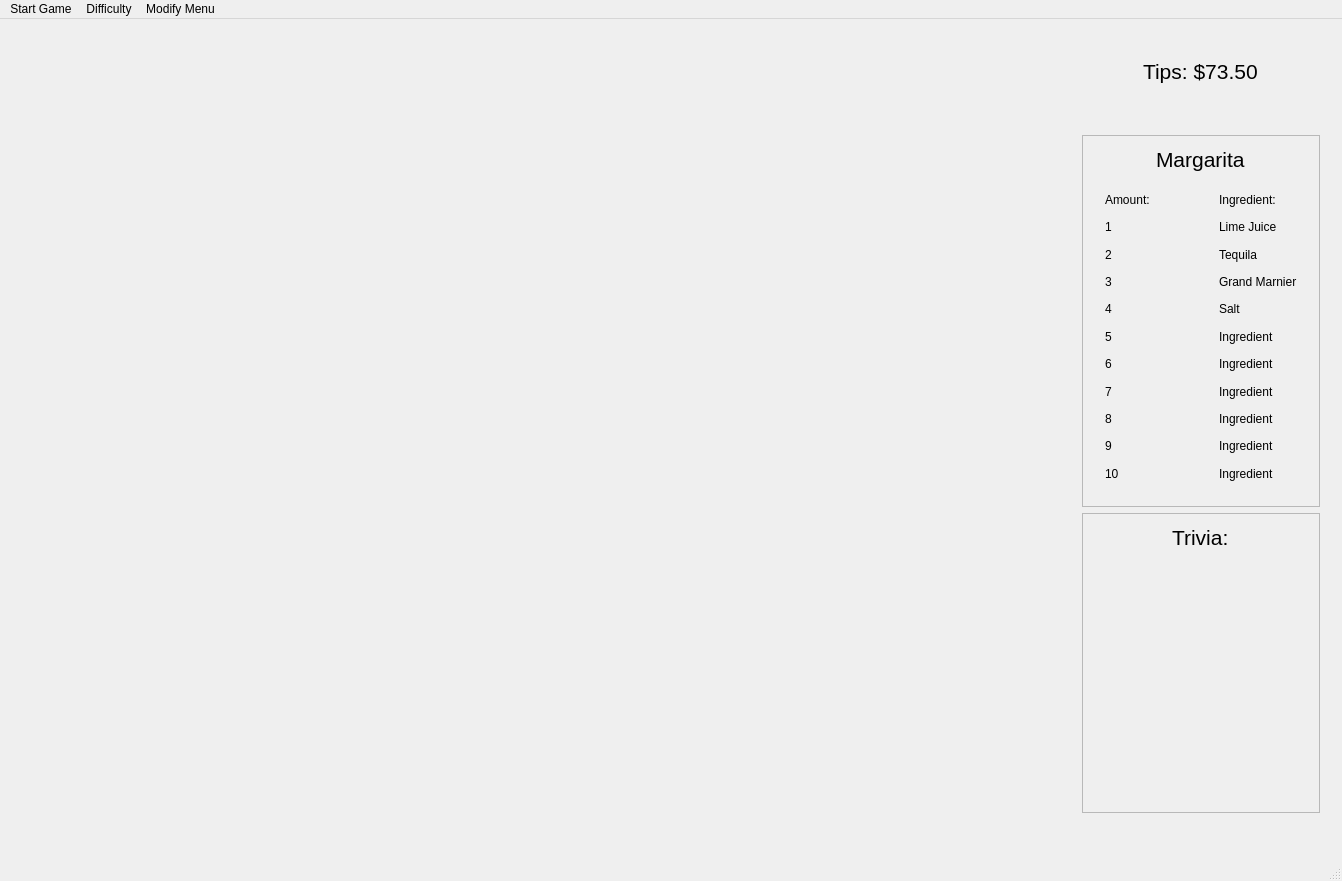
The window that mainwindow.ui (wintersca/bartender) describes before a commit, drawn with Qt 5.
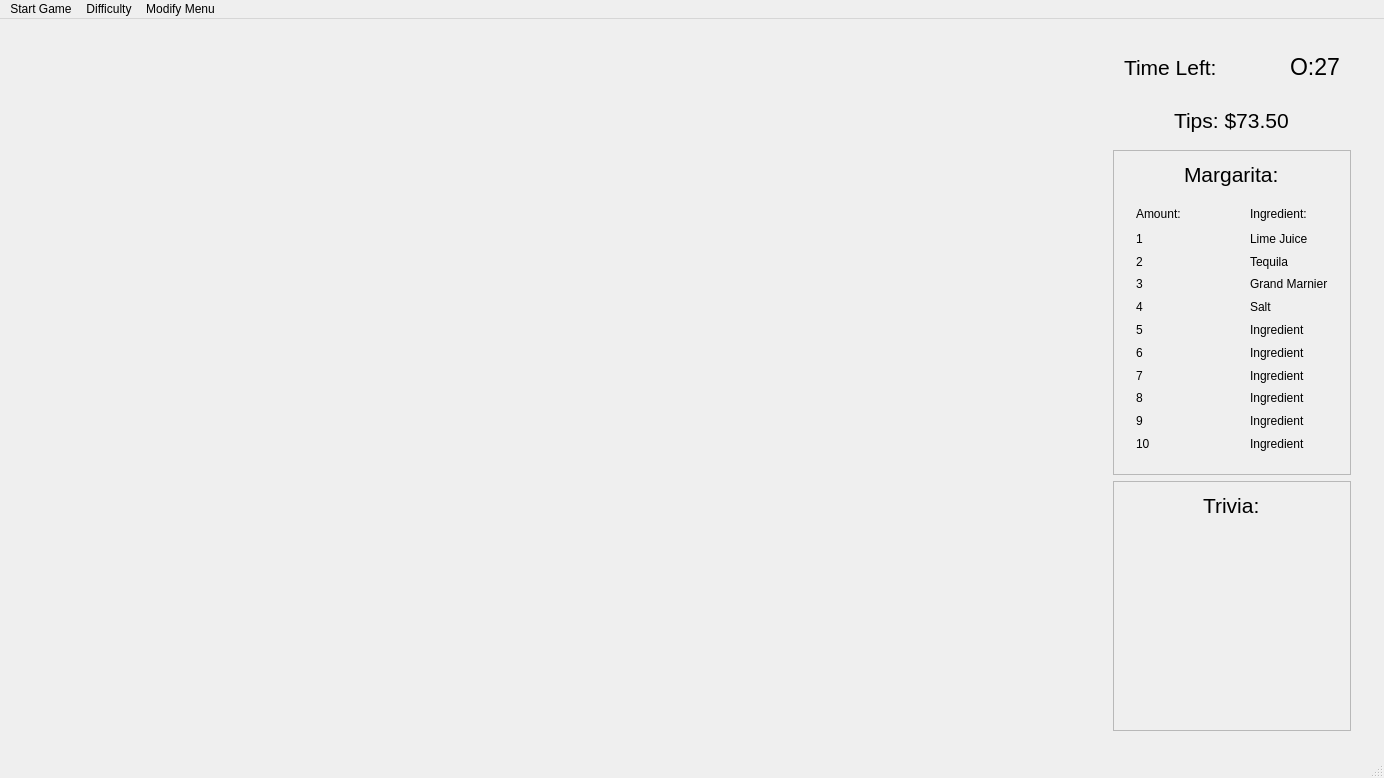
The same window after the commit.

Commit message: Created an area to display the timer. Updated the gameplay area background image. Controller given time is not yet displayed.

```diff
--- a/mainwindow.ui
+++ b/mainwindow.ui
@@ -6,8 +6,8 @@
    <rect>
     <x>0</x>
     <y>0</y>
-    <width>1342</width>
-    <height>881</height>
+    <width>1384</width>
+    <height>778</height>
    </rect>
   </property>
   <property name="sizePolicy">
@@ -27,10 +27,49 @@
   </property>
   <widget class="QWidget" name="centralWidget">
    <layout class="QGridLayout" name="gridLayout">
+    <item row="0" column="0">
+     <widget class="QFrame" name="frame_3">
+      <property name="sizePolicy">
+       <sizepolicy hsizetype="Fixed" vsizetype="Fixed">
+        <horstretch>0</horstretch>
+        <verstretch>0</verstretch>
+       </sizepolicy>
+      </property>
+      <property name="minimumSize">
+       <size>
+        <width>1065</width>
+        <height>710</height>
+       </size>
+      </property>
+      <property name="frameShape">
+       <enum>QFrame::NoFrame</enum>
+      </property>
+      <property name="frameShadow">
+       <enum>QFrame::Raised</enum>
+      </property>
+      <layout class="QHBoxLayout" name="horizontalLayout">
+       <property name="leftMargin">
+        <number>0</number>
+       </property>
+       <property name="topMargin">
+        <number>0</number>
+       </property>
+       <property name="rightMargin">
+        <number>0</number>
+       </property>
+       <property name="bottomMargin">
+        <number>0</number>
+       </property>
+       <item>
+        <layout class="QVBoxLayout" name="widgetLayout"/>
+       </item>
+      </layout>
+     </widget>
+    </item>
     <item row="0" column="1">
-     <widget class="QFrame" name="tipsFrame">
+     <widget class="QFrame" name="frame">
       <property name="sizePolicy">
-       <sizepolicy hsizetype="Fixed" vsizetype="Fixed">
+       <sizepolicy hsizetype="Fixed" vsizetype="Preferred">
         <horstretch>0</horstretch>
         <verstretch>0</verstretch>
        </sizepolicy>
@@ -38,7 +77,7 @@
       <property name="minimumSize">
        <size>
         <width>260</width>
-        <height>30</height>
+        <height>0</height>
        </size>
       </property>
       <property name="frameShape">
@@ -47,43 +86,91 @@
       <property name="frameShadow">
        <enum>QFrame::Raised</enum>
       </property>
-      <layout class="QHBoxLayout" name="horizontalLayout_3">
-       <item alignment="Qt::AlignHCenter">
-        <widget class="QLabel" name="tipsAmount">
-         <property name="font">
-          <font>
-           <pointsize>16</pointsize>
-          </font>
+      <layout class="QVBoxLayout" name="verticalLayout_4">
+       <item>
+        <widget class="QFrame" name="timerFrame">
+         <property name="sizePolicy">
+          <sizepolicy hsizetype="Preferred" vsizetype="Fixed">
+           <horstretch>0</horstretch>
+           <verstretch>0</verstretch>
+          </sizepolicy>
          </property>
-         <property name="text">
-          <string>Tips: $73.50</string>
+         <property name="minimumSize">
+          <size>
+           <width>0</width>
+           <height>30</height>
+          </size>
          </property>
+         <property name="frameShape">
+          <enum>QFrame::NoFrame</enum>
+         </property>
+         <property name="frameShadow">
+          <enum>QFrame::Raised</enum>
+         </property>
+         <layout class="QHBoxLayout" name="horizontalLayout_2">
+          <item alignment="Qt::AlignLeft">
+           <widget class="QLabel" name="label">
+            <property name="font">
+             <font>
+              <pointsize>16</pointsize>
+             </font>
+            </property>
+            <property name="text">
+             <string>Time Left:</string>
+            </property>
+           </widget>
+          </item>
+          <item alignment="Qt::AlignRight">
+           <widget class="QLabel" name="timeLeft">
+            <property name="font">
+             <font>
+              <pointsize>17</pointsize>
+             </font>
+            </property>
+            <property name="text">
+             <string>O:27</string>
+            </property>
+           </widget>
+          </item>
+         </layout>
         </widget>
        </item>
-      </layout>
-     </widget>
-    </item>
-    <item row="1" column="1">
-     <widget class="QFrame" name="frameRecipeAndTips">
-      <property name="sizePolicy">
-       <sizepolicy hsizetype="Fixed" vsizetype="Fixed">
-        <horstretch>0</horstretch>
-        <verstretch>0</verstretch>
-       </sizepolicy>
-      </property>
-      <property name="minimumSize">
-       <size>
-        <width>260</width>
-        <height>700</height>
-       </size>
-      </property>
-      <property name="frameShape">
-       <enum>QFrame::NoFrame</enum>
-      </property>
-      <property name="frameShadow">
-       <enum>QFrame::Raised</enum>
-      </property>
-      <layout class="QVBoxLayout" name="verticalLayout">
+       <item>
+        <widget class="QFrame" name="tipsFrame">
+         <property name="sizePolicy">
+          <sizepolicy hsizetype="Preferred" vsizetype="Fixed">
+           <horstretch>0</horstretch>
+           <verstretch>0</verstretch>
+          </sizepolicy>
+         </property>
+         <property name="minimumSize">
+          <size>
+           <width>0</width>
+           <height>35</height>
+          </size>
+         </property>
+         <property name="frameShape">
+          <enum>QFrame::NoFrame</enum>
+         </property>
+         <property name="frameShadow">
+          <enum>QFrame::Raised</enum>
+         </property>
+         <layout class="QHBoxLayout" name="horizontalLayout_3">
+          <item alignment="Qt::AlignHCenter">
+           <widget class="QLabel" name="tipsAmount">
+            <property name="font">
+             <font>
+              <pointsize>16</pointsize>
+             </font>
+            </property>
+            <property name="text">
+             <string>Tips: $73.50</string>
+            </property>
+           </widget>
+          </item>
+         </layout>
+        </widget>
+       </item>
        <item>
         <widget class="QFrame" name="recipeFrame">
          <property name="frameShape">
@@ -113,7 +200,7 @@
              </font>
             </property>
             <property name="text">
-             <string>Margarita</string>
+             <string>Margarita:</string>
             </property>
            </widget>
           </item>
@@ -310,7 +397,7 @@
          <property name="minimumSize">
           <size>
            <width>0</width>
-           <height>300</height>
+           <height>250</height>
           </size>
          </property>
          <property name="frameShape">
@@ -363,45 +450,6 @@
       </layout>
      </widget>
     </item>
-    <item row="1" column="0">
-     <widget class="QFrame" name="frame_3">
-      <property name="sizePolicy">
-       <sizepolicy hsizetype="Fixed" vsizetype="Fixed">
-        <horstretch>0</horstretch>
-        <verstretch>0</verstretch>
-       </sizepolicy>
-      </property>
-      <property name="minimumSize">
-       <size>
-        <width>1069</width>
-        <height>710</height>
-       </size>
-      </property>
-      <property name="frameShape">
-       <enum>QFrame::NoFrame</enum>
-      </property>
-      <property name="frameShadow">
-       <enum>QFrame::Raised</enum>
-      </property>
-      <layout class="QHBoxLayout" name="horizontalLayout">
-       <property name="leftMargin">
-        <number>0</number>
-       </property>
-       <property name="topMargin">
-        <number>0</number>
-       </property>
-       <property name="rightMargin">
-        <number>0</number>
-       </property>
-       <property name="bottomMargin">
-        <number>0</number>
-       </property>
-       <item>
-        <layout class="QVBoxLayout" name="widgetLayout"/>
-       </item>
-      </layout>
-     </widget>
-    </item>
    </layout>
   </widget>
   <widget class="QStatusBar" name="statusBar"/>
@@ -410,7 +458,7 @@
     <rect>
      <x>0</x>
      <y>0</y>
-     <width>1342</width>
+     <width>1384</width>
      <height>22</height>
     </rect>
    </property>
```
The commit also changes 5 other files.
